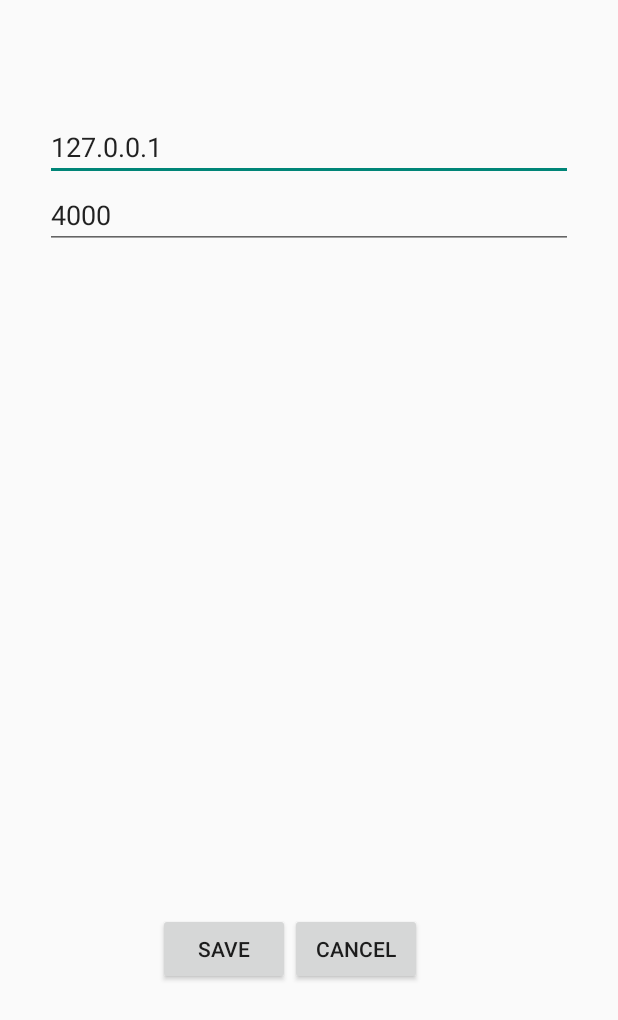
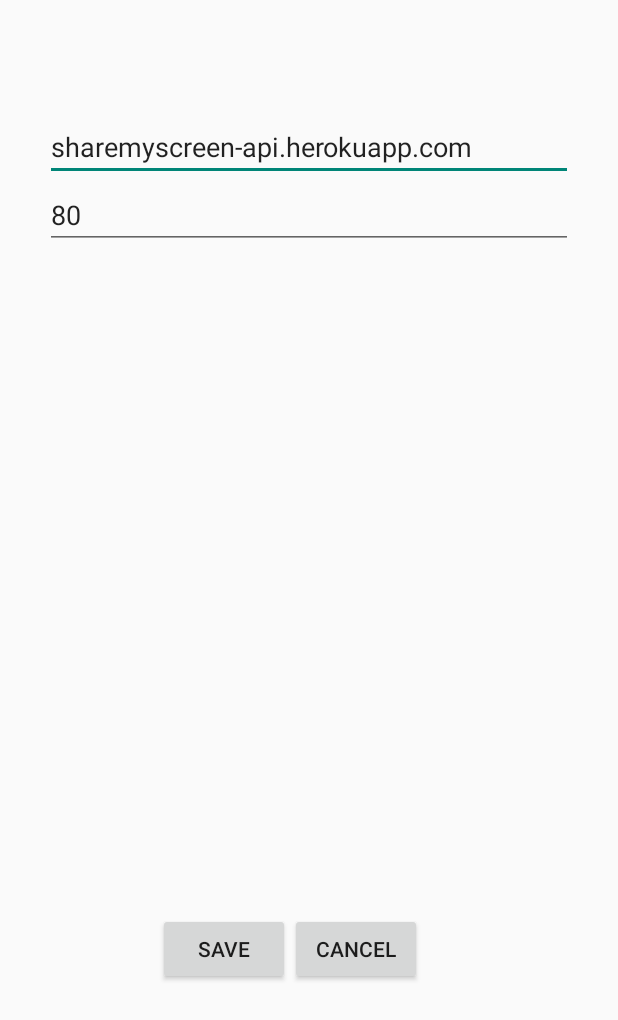
Before and after one commit to croucour/ShareMyScreen-android, an Android app: the SettingsActivity screen opened directly, with no data from a screen before it, on a phone screen of 412 x 824 dp. Shown: the top 1020 px of the screen. Run offline under Robolectric (Android 15) with nearby library versions, the phone set to English and light mode, and no system bars; libraries missing offline, so code that uses them is left out: com.dd.processbutton.

Commit message:
modififcationavant le follow-up

```diff
--- a/app/src/main/java/sharemyscreen/sharemyscreen/DAO/DAOBase.java
+++ b/app/src/main/java/sharemyscreen/sharemyscreen/DAO/DAOBase.java
@@ -8,7 +8,7 @@
  */
 
 public abstract class DAOBase {
-    protected final static int VERSION = 4;
+    protected final static int VERSION = 5;
     protected final static String NOM = "database.db";
 
     protected SQLiteDatabase _mDb = null;
--- a/app/src/main/java/sharemyscreen/sharemyscreen/MainActivity.java
+++ b/app/src/main/java/sharemyscreen/sharemyscreen/MainActivity.java
@@ -85,8 +85,8 @@
 
 
         this.signin_username = (EditText) findViewById(R.id.signin_username_editText);
-        this.signin_username.setText("test");
-        this.signin_password.setText("test");
+//        this.signin_username.setText("test");
+//        this.signin_password.setText("test");
 
         this.signin_submitLogin.setOnClickListener(this);
         this.signin_signup.setOnClickListener(this);
--- a/app/src/main/java/sharemyscreen/sharemyscreen/SettingsActivity.java
+++ b/app/src/main/java/sharemyscreen/sharemyscreen/SettingsActivity.java
@@ -62,8 +62,8 @@
         }
         else
         {
-            this.settings_ip.setText("127.0.0.1");
-            this.settings_port.setText("4000");
+            this.settings_ip.setText("sharemyscreen-api.herokuapp.com");
+            this.settings_port.setText("80");
         }
 
     }
--- a/app/src/main/res/layout/signin.xml
+++ b/app/src/main/res/layout/signin.xml
@@ -56,6 +56,8 @@
                     android:layout_width="match_parent"
                     android:layout_height="wrap_content"
                     android:hint="@string/signin_password_editText_hint"
+                    android:inputType="textPassword"
+                    android:ems="10"
                     android:singleLine="true"
                     android:lines="1" />
                 <requestFocus></requestFocus>
```
Also changed, not shown: app/build.gradle (+4 -4 lines), app/src/main/java/sharemyscreen/sharemyscreen/RoomActivity.java (+15 -15 lines), app/src/main/java/sharemyscreen/sharemyscreen/SignUpActivity.java (+4 -4 lines).
